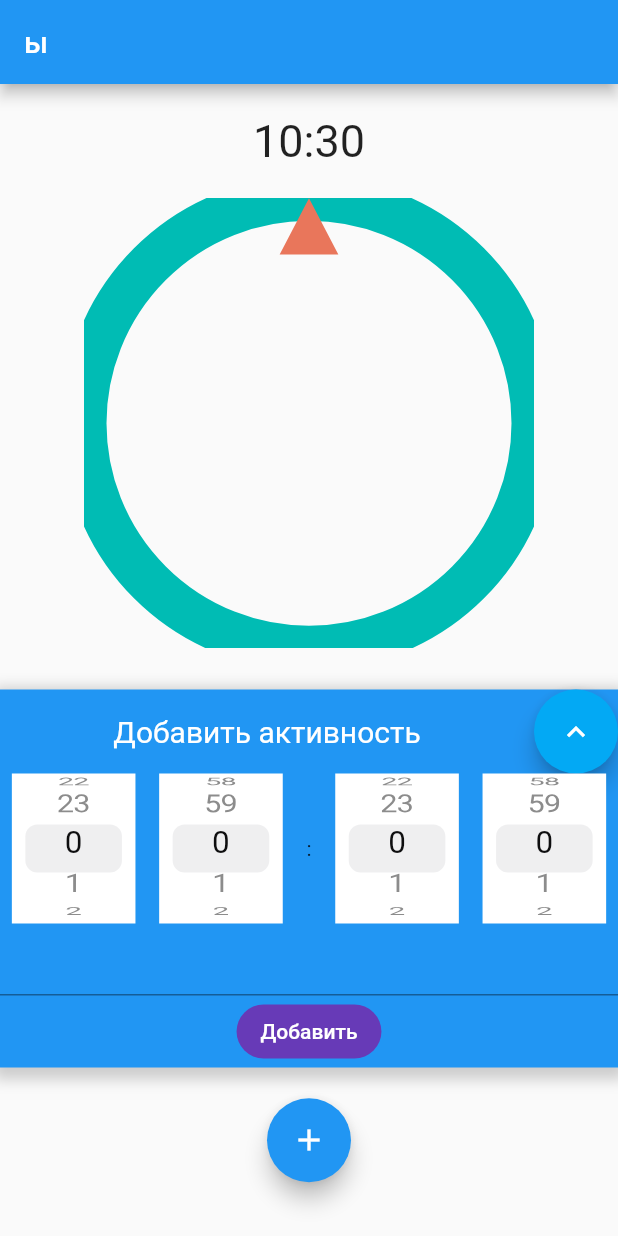
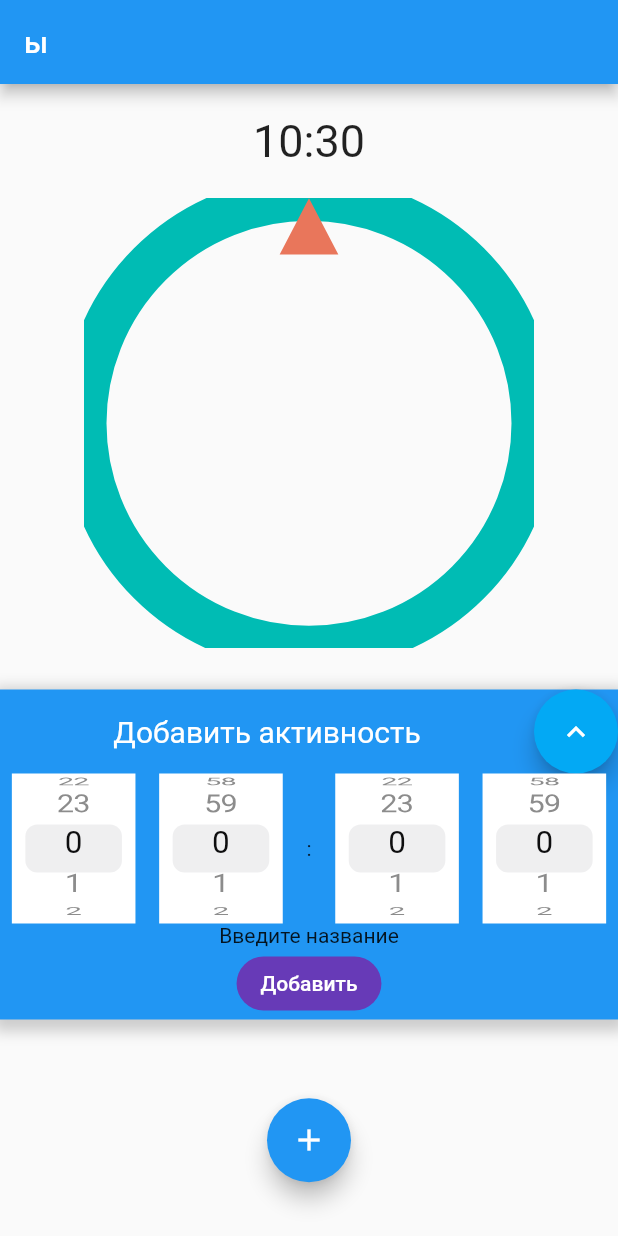
Before and after one commit to cusplayer/ami.pd, a Flutter app: the screen it shows after launch, after a tap on the "add" icon, after a tap on the "expand more" icon, on a phone screen of 412 x 824 dp. Run offline on Flutter 3.47's test engine with Material 2 defaults, Android fonts, the phone set to English and light mode, and no system bars; our stand-ins replace sqflite; accounts and stored records are empty.

Commit message:
text input added

```diff
--- a/ami/lib/widgets/common_picker.dart
+++ b/ami/lib/widgets/common_picker.dart
@@ -73,10 +73,43 @@ class _CommonPickerState extends State<CommonPicker> {
                   mainAxisAlignment: MainAxisAlignment.spaceBetween,
                   children: [
                     Spacer(),
-                    Text(
-                      widget.text,
-                      style: TextStyle(color: Colors.white, fontSize: 20),
-                    ),
+                    widget.activity.id != '0Adding0'
+                        ? GestureDetector(
+                            child: _textController.text == ''
+                                ? Text(
+                                    widget.text,
+                                    style: TextStyle(
+                                      color: Colors.white,
+                                      fontSize: 20,
+                                      fontStyle: FontStyle.italic,
+                                    ),
+                                  )
+                                : Text(
+                                    _textController.text,
+                                    style: TextStyle(
+                                      color: Colors.white,
+                                      fontSize: 20,
+                                      fontStyle: FontStyle.italic,
+                                    ),
+                                  ),
+                            onTap: () => showModalBottomSheet(
+                                context: context,
+                                builder: (_) {
+                                  return Container(
+                                    height: 500,
+                                    child: TextField(
+                                      controller: _textController,
+                                    ),
+                                  );
+                                }),
+                          )
+                        : Text(
+                            widget.text,
+                            style: TextStyle(
+                              color: Colors.white,
+                              fontSize: 20,
+                            ),
+                          ),
                     Spacer(),
                     FloatingActionButton(
                         child: Icon(Icons.expand_less),
@@ -107,8 +140,20 @@ class _CommonPickerState extends State<CommonPicker> {
                 ),
                 widget.activity.id == '0Adding0'
                     ? Column(children: [
-                        TextField(
-                          controller: _textController,
+                        GestureDetector(
+                          child: _textController.text != ''
+                              ? Text(_textController.text)
+                              : Text('Введите название'),
+                          onTap: () => showModalBottomSheet(
+                              context: context,
+                              builder: (_) {
+                                return Container(
+                                  height: 500,
+                                  child: TextField(
+                                    controller: _textController,
+                                  ),
+                                );
+                              }),
                         ),
                         Row(
                           mainAxisAlignment: MainAxisAlignment.spaceAround,
@@ -152,8 +197,13 @@ class _CommonPickerState extends State<CommonPicker> {
                                     double.parse(minute1) / 1440;
                                 this.nightEnd1 = double.parse(hour2) / 24 +
                                     double.parse(minute2) / 1440;
-                                this.widget.callback(this.nightStart1,
-                                    this.nightEnd1, widget.activity.name);
+                                this.widget.callback(
+                                    this.nightStart1,
+                                    this.nightEnd1,
+                                    _textController.text != ''
+                                        ? _textController.text
+                                        : widget.activity.name,
+                                    widget.activity.id);
                               });
                             },
                             child: Text(
--- a/ami/lib/widgets/element_picker.dart
+++ b/ami/lib/widgets/element_picker.dart
@@ -27,7 +27,7 @@ class _ElementPickerState extends State<ElementPicker> {
         ? Provider.of<Activities>(this.context, listen: false)
             .addActivity(id, name, ns1, ne1)
         : Provider.of<Activities>(this.context, listen: false)
-            .addActivity(widget.activity.id, widget.activity.name, ns1, ne1);
+            .addActivity(widget.activity.id, name, ns1, ne1);
     print('начало $ns1 конец $ne1');
   }
 
```
